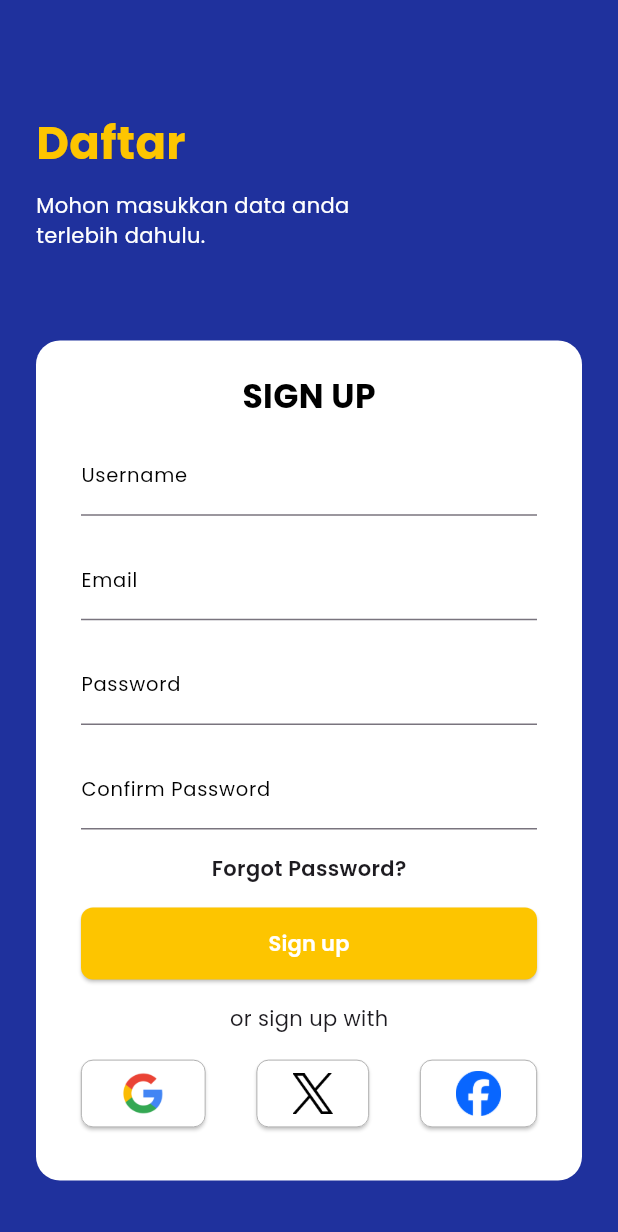
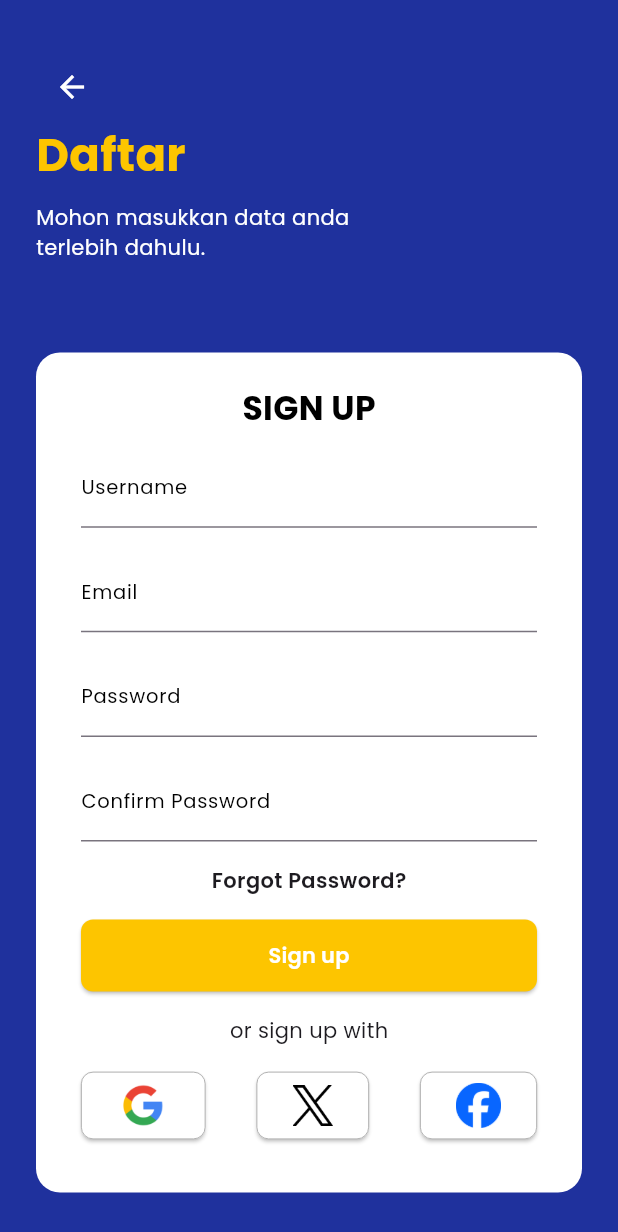
Before and after one commit to rayhanzz772/pmi_jateng, a Flutter app: the SignUpScreen screen opened by its route, on a phone screen of 412 x 824 dp. Shown: the top 1232 px of the screen. Run offline on Flutter 3.47's test engine with Material 3 defaults, Android fonts, the phone set to English and light mode, and no system bars; our stand-ins replace bloc, equatable, flutter_bloc.

Commit message:
finish sign in and sign up

```diff
--- a/lib/views/sign_up.dart
+++ b/lib/views/sign_up.dart
@@ -33,7 +33,20 @@ class SignUpScreen extends StatelessWidget {
                           crossAxisAlignment: CrossAxisAlignment.start,
                           children: [
                             SizedBox(
-                              height: 50,
+                              height: 10,
+                            ),
+                            Container(
+                              child: IconButton(
+                                icon: Icon(
+                                  Icons.arrow_back,
+                                  color:
+                                      Colors.white, // Ubah warna menjadi putih
+                                  size: 24, // Ubah ukuran menjadi 32
+                                ),
+                                onPressed: () {
+                                  Navigator.pop(context);
+                                },
+                              ),
                             ),
                             Text(
                               "Daftar",
```
Also changed, not shown: lib/views/sign_in.dart (+14 -1 lines).
